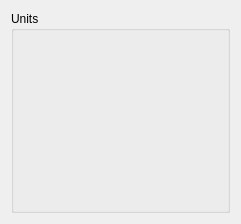
Old version of the form tools/mapeditor/mapeditor/unitpalettewidget.ui in the repository Skarmory/haksaengine.
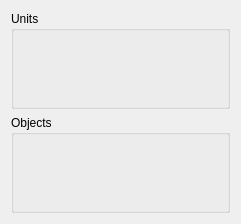
New version of the form.

Commit message: Added object UI logic to unit palette widget

What changed in the file:
```diff
--- a/tools/mapeditor/mapeditor/unitpalettewidget.ui
+++ b/tools/mapeditor/mapeditor/unitpalettewidget.ui
@@ -22,6 +22,14 @@
      <layout class="QGridLayout" name="gridLayout"/>
     </widget>
    </item>
+   <item>
+    <widget class="QGroupBox" name="objects_group_box">
+     <property name="title">
+      <string>Objects</string>
+     </property>
+     <layout class="QGridLayout" name="gridLayout_2"/>
+    </widget>
+   </item>
   </layout>
  </widget>
  <layoutdefault spacing="6" margin="11"/>
```
The commit also changes 3 other files.
